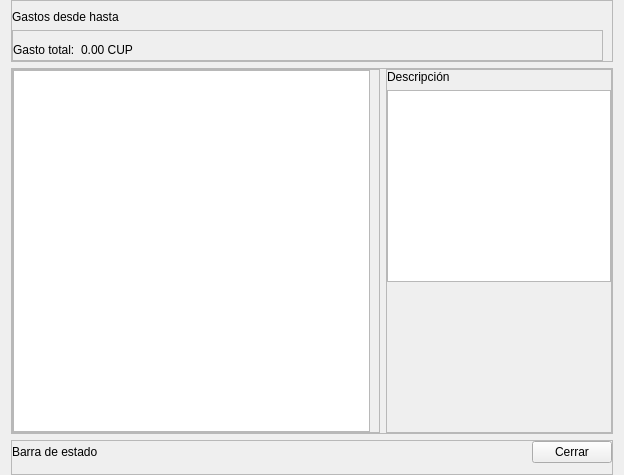
Before: the Qt Designer form view/ui/expenses_visualization.ui in R0land013/blue-pos, drawn with Qt 5.
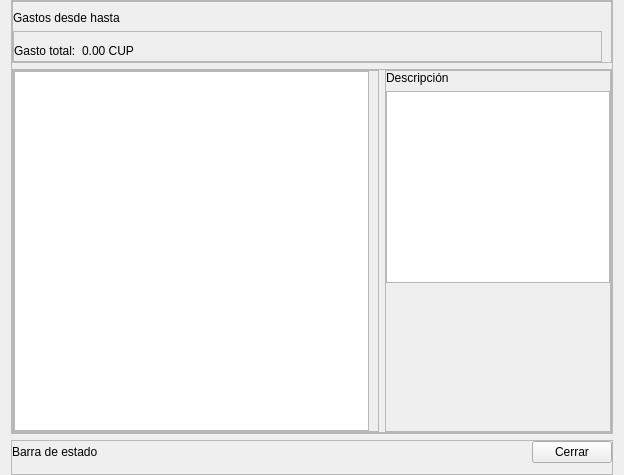
After: the same form once the commit is applied.

What changed in the file:
```diff
--- a/view/ui/expenses_visualization.ui
+++ b/view/ui/expenses_visualization.ui
@@ -1,7 +1,7 @@
 <?xml version="1.0" encoding="UTF-8"?>
 <ui version="4.0">
- <class>Frame</class>
- <widget class="QFrame" name="Frame">
+ <class>frame_7</class>
+ <widget class="QFrame" name="frame_7">
   <property name="geometry">
    <rect>
     <x>0</x>
@@ -21,6 +21,27 @@
     <number>0</number>
    </property>
    <item>
+    <widget class="QFrame" name="main_content_frame">
+     <property name="frameShape">
+      <enum>QFrame::StyledPanel</enum>
+     </property>
+     <property name="frameShadow">
+      <enum>QFrame::Raised</enum>
+     </property>
+     <layout class="QVBoxLayout" name="verticalLayout_5">
+      <property name="leftMargin">
+       <number>0</number>
+      </property>
+      <property name="topMargin">
+       <number>0</number>
+      </property>
+      <property name="rightMargin">
+       <number>0</number>
+      </property>
+      <property name="bottomMargin">
+       <number>0</number>
+      </property>
+      <item>
     <widget class="QFrame" name="frame">
      <property name="frameShape">
       <enum>QFrame::StyledPanel</enum>
@@ -222,6 +243,9 @@
             </size>
            </property>
           </spacer>
+            </item>
+           </layout>
+          </widget>
          </item>
         </layout>
        </widget>
```
Lines whose indentation alone changed are shown as unchanged.
